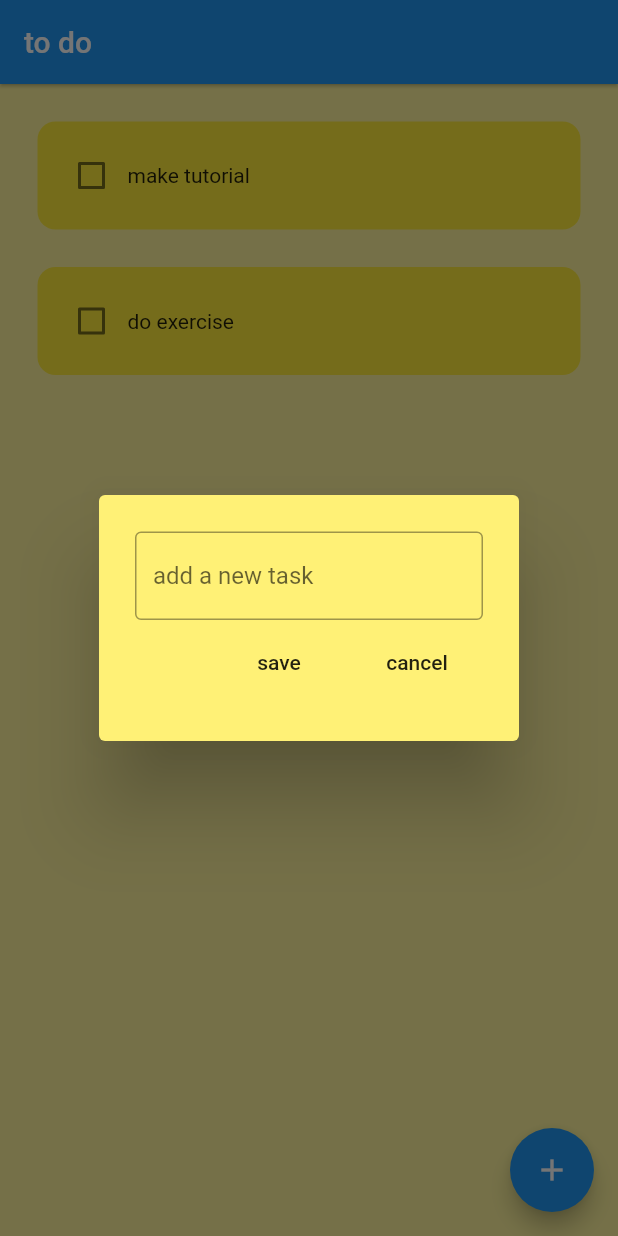
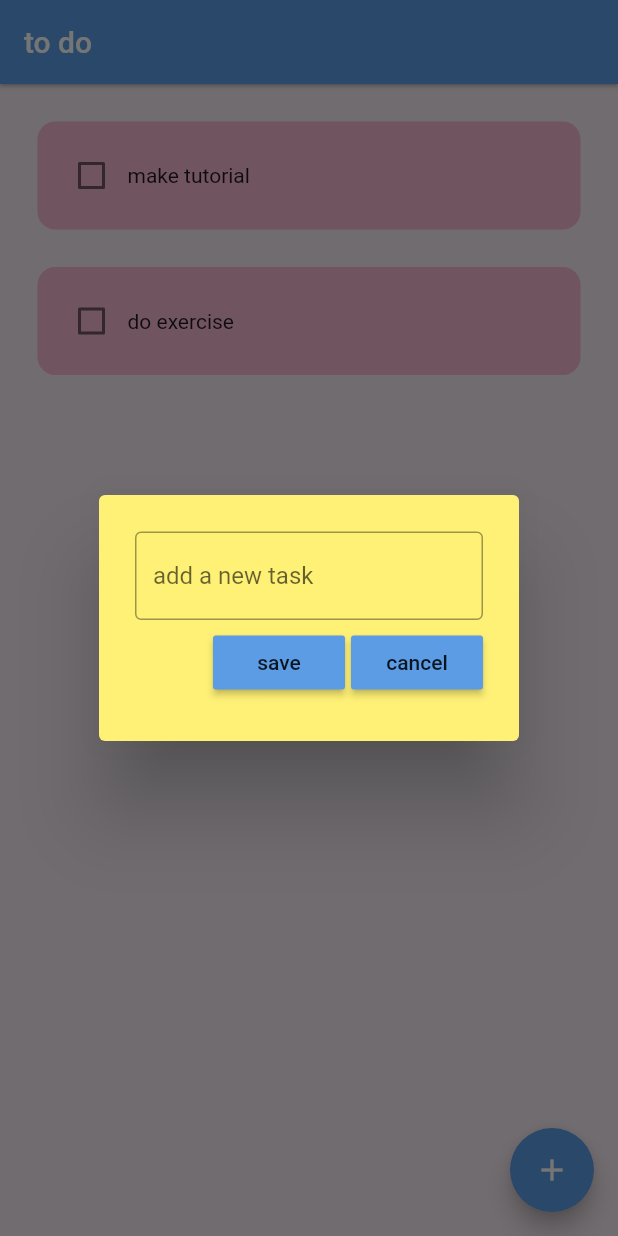
Before and after one commit to begumzengin/flutter-to-do, a Flutter app: the screen it shows after launch, after a tap on the "add" icon, on a phone screen of 412 x 824 dp. Run offline on Flutter 3.47's test engine with Material 2 defaults, Android fonts, the phone set to English and light mode, and no system bars; drawn by our look-alikes of flutter_slidable; our stand-ins replace hive_flutter; accounts and stored records are empty.

Commit message:
color changes

```diff
--- a/flutter_to_do/lib/data/database.dart
+++ b/flutter_to_do/lib/data/database.dart
@@ -4,7 +4,7 @@ class ToDoDatabase {
   List todoList = [];
 
   //reference the box
-  final _myBox = Hive.openBox('myBox');
+  final _myBox = Hive.box('myBox');
 
   //run this method if this is the first time ever opening the app
   void createInitialData() {
@@ -15,8 +15,12 @@ class ToDoDatabase {
   }
 
   //load the data from the database
-  void loadData() {}
+  void loadData() {
+    todoList = _myBox.get("TODOLIST");
+  }
 
   //update the database
-  void updateDatabase() {}
+  void updateDatabase() {
+    _myBox.put("TODOLIST", todoList);
+  }
 }
--- a/flutter_to_do/lib/pages/home_page.dart
+++ b/flutter_to_do/lib/pages/home_page.dart
@@ -75,14 +75,16 @@ class _HomePageState extends State<HomePage> {
   @override
   Widget build(BuildContext context) {
     return Scaffold(
-      backgroundColor: Colors.yellow[200],
+      backgroundColor: Color.fromARGB(255, 245, 235, 241),
       appBar: AppBar(
         title: Text('to do'),
         elevation: 1,
+        backgroundColor: Color.fromARGB(255, 91, 156, 229),
       ),
       floatingActionButton: FloatingActionButton(
         onPressed: createNewTask,
         child: Icon(Icons.add),
+        backgroundColor: Color.fromARGB(255, 91, 156, 229),
       ),
       body: ListView.builder(
         itemCount: db.todoList.length,
--- a/flutter_to_do/lib/util/my_button.dart
+++ b/flutter_to_do/lib/util/my_button.dart
@@ -14,6 +14,7 @@ class MyButton extends StatelessWidget {
     return MaterialButton(
       onPressed: onPressed,
       child: Text(text),
+      color: Color.fromARGB(255, 91, 156, 229),
     );
   }
 }
--- a/flutter_to_do/lib/util/todo_tile.dart
+++ b/flutter_to_do/lib/util/todo_tile.dart
@@ -1,5 +1,4 @@
-import 'package:flutter/material.dart';
-
+import 'dart:math';
 import 'package:flutter/material.dart';
 import 'package:flutter_slidable/flutter_slidable.dart';
 
@@ -17,6 +16,24 @@ class ToDoTile extends StatelessWidget {
     required this.deleteFunction,
   });
 
+  Color getRandomColor() {
+    var colors = [
+      Color.fromARGB(255, 245, 182, 210),
+      Color.fromARGB(255, 207, 227, 243),
+      Color.fromARGB(255, 192, 212, 241),
+      Color.fromARGB(255, 244, 172, 208),
+      Color.fromARGB(255, 235, 180, 216),
+      Color.fromARGB(255, 188, 217, 239),
+      Color.fromARGB(255, 172, 203, 231),
+      Color.fromARGB(255, 245, 193, 219),
+      Color.fromARGB(255, 245, 174, 207),
+      Color.fromARGB(255, 213, 225, 239),
+    ];
+    var random = new Random();
+    var index = random.nextInt(colors.length);
+    return colors[index];
+  }
+
   @override
   Widget build(BuildContext context) {
     return Padding(
@@ -26,7 +43,7 @@ class ToDoTile extends StatelessWidget {
           SlidableAction(
             onPressed: deleteFunction,
             icon: Icons.delete,
-            backgroundColor: Colors.red.shade300,
+            backgroundColor: Colors.black,
             borderRadius: BorderRadius.circular(12),
           )
         ]),
@@ -50,7 +67,7 @@ class ToDoTile extends StatelessWidget {
             ],
           ),
           decoration: BoxDecoration(
-            color: Colors.yellow,
+            color: getRandomColor(),
             borderRadius: BorderRadius.circular(12),
           ),
         ),
```
Also changed, not shown: 3 other files.
